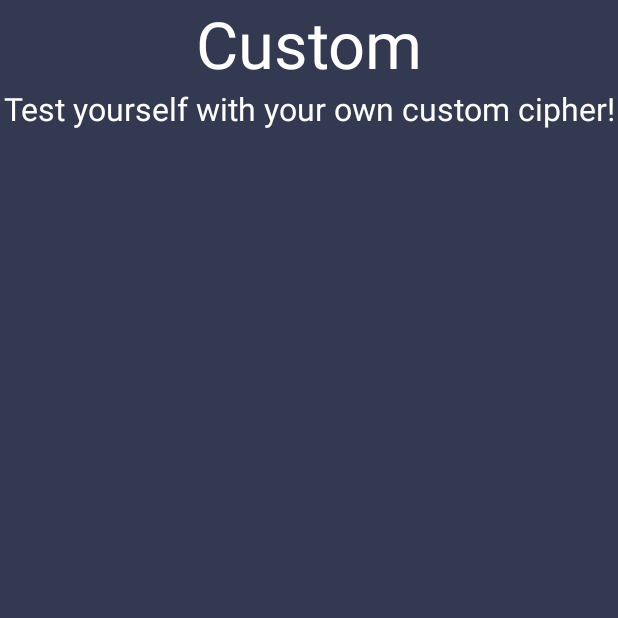
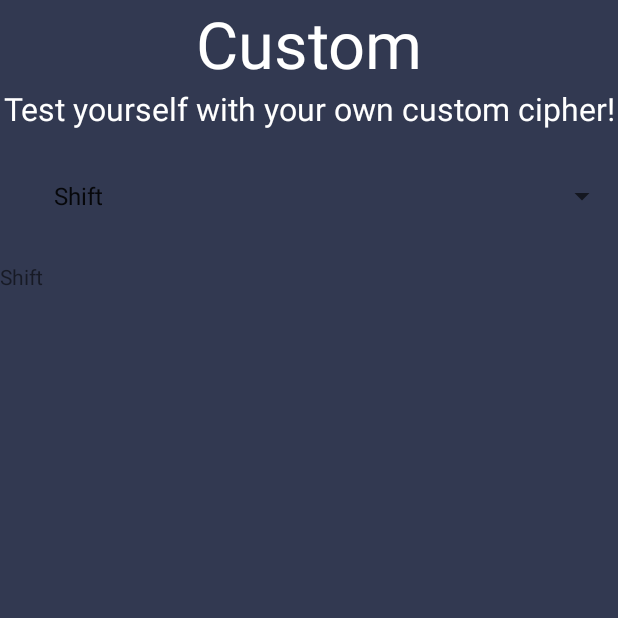
Before and after one commit to karanssidhu96/SyferSkool, an Android app: the screen it shows after launch (MainActivity), item 3 of the bottom bar chosen, on a phone screen of 412 x 824 dp, the top half of it. Run offline under Robolectric (Android 15) with nearby library versions, the phone set to English and light mode, and no system bars; libraries missing offline, so code that uses them is left out: org.koin.android; 1 statement that could not run was skipped.

Commit message:
Setup Koin for DI and added a spinner prototype for cipher types in the custom page

```diff
--- a/app/build.gradle
+++ b/app/build.gradle
@@ -25,8 +25,11 @@ dependencies {
     testImplementation 'junit:junit:4.12'
     androidTestImplementation 'com.android.support.test:runner:1.0.1'
     androidTestImplementation 'com.android.support.test.espresso:espresso-core:3.0.1'
-    compile "org.jetbrains.kotlin:kotlin-stdlib-jre7:$kotlin_version"
+    compile "org.jetbrains.kotlin:kotlin-stdlib-jdk7:$kotlin_version"
     implementation "com.android.support:design:26.1.0"
+    implementation 'android.arch.lifecycle:extensions:1.1.1'
+    annotationProcessor 'android.arch.lifecycle:compiler:1.1.1'
+    compile 'org.koin:koin-android-architecture:0.9.1'
 }
 repositories {
     mavenCentral()
--- a/app/src/main/AndroidManifest.xml
+++ b/app/src/main/AndroidManifest.xml
@@ -3,6 +3,7 @@
     package="uni.newcastle.karansidhu.syferskool">
 
     <application
+        android:name=".SyferSkoolApplication"
         android:allowBackup="true"
         android:icon="@mipmap/ic_launcher"
         android:label="@string/app_name"
--- /dev/null
+++ b/app/src/main/java/uni/newcastle/karansidhu/syferskool/CustomViewModel.kt
@@ -0,0 +1,15 @@
+package uni.newcastle.karansidhu.syferskool
+import android.arch.lifecycle.LiveData
+import android.arch.lifecycle.MutableLiveData
+import android.arch.lifecycle.ViewModel
+import android.widget.Spinner
+import android.widget.TextView
+import kotlin.properties.Delegates
+
+/**
+ * Created by Karan Sidhu on 30/04/2018.
+ */
+
+class CustomViewModel() : ViewModel() {
+
+}
--- /dev/null
+++ b/app/src/main/java/uni/newcastle/karansidhu/syferskool/DependencyInjector.kt
@@ -0,0 +1,15 @@
+package uni.newcastle.karansidhu.syferskool
+
+import org.koin.android.architecture.ext.viewModel
+import org.koin.dsl.module.Module
+import org.koin.dsl.module.applicationContext
+
+/**
+ * Created by Karan Sidhu on 30/04/2018.
+ */
+object DependencyInjector
+{
+    val appModule : Module = applicationContext {
+        viewModel { CustomViewModel() }
+    }
+}
--- a/app/src/main/java/uni/newcastle/karansidhu/syferskool/FragmentCustom.kt
+++ b/app/src/main/java/uni/newcastle/karansidhu/syferskool/FragmentCustom.kt
@@ -1,16 +1,28 @@
 package uni.newcastle.karansidhu.syferskool
 
-import android.app.Fragment
+import android.arch.lifecycle.LiveData
+import android.arch.lifecycle.MutableLiveData
+import android.support.v4.app.Fragment
 import android.graphics.Color
 import android.os.Bundle
 import android.view.LayoutInflater
 import android.view.View
 import android.view.ViewGroup
+import android.arch.lifecycle.ViewModel
+import android.widget.AdapterView
+import android.widget.ArrayAdapter
+import android.widget.Spinner
+import android.widget.TextView
+import org.koin.android.architecture.ext.viewModel
 
 /**
  * Created by Karan Sidhu on 30/03/2018.
  */
 class FragmentCustom: Fragment() {
+
+    //val viewModel : CustomViewModel by viewModel()
+    lateinit var cipherTypeSpinner : Spinner
+    lateinit var result : TextView
 
     companion object {
         fun newInstance(): Fragment
@@ -21,6 +33,24 @@ class FragmentCustom: Fragment() {
     }
 
     override fun onCreateView(inflater: LayoutInflater?, container: ViewGroup?, savedInstanceState: Bundle?): View {
-        return inflater!!.inflate(R.layout.fragment_custom, container, false)
+        val rootView : View = inflater!!.inflate(R.layout.fragment_custom, container, false)
+        cipherTypeSpinner = rootView.findViewById(R.id.sp_cipher_type)
+        result = rootView.findViewById(R.id.tv_spinner_test)
+
+        val cipherTypes = arrayOf(getString(R.string.text_custom_cipher_type_shift), getString(R.string.text_custom_cipher_type_poly))
+        cipherTypeSpinner.adapter = ArrayAdapter<String>(activity, android.R.layout.simple_list_item_1, cipherTypes)
+
+        cipherTypeSpinner.onItemSelectedListener = object : AdapterView.OnItemSelectedListener{
+            override fun onNothingSelected(p0: AdapterView<*>?) {
+                result.text = getString(R.string.text_custom_cipher_type_default)
+            }
+
+            override fun onItemSelected(p0: AdapterView<*>?, p1: View?, p2: Int, p3: Long) {
+                result.text = cipherTypes.get(p2)
+            }
+        }
+
+        return rootView
     }
+
 }
--- a/app/src/main/java/uni/newcastle/karansidhu/syferskool/FragmentHome.kt
+++ b/app/src/main/java/uni/newcastle/karansidhu/syferskool/FragmentHome.kt
@@ -1,6 +1,6 @@
 package uni.newcastle.karansidhu.syferskool
 
-import android.app.Fragment
+import android.support.v4.app.Fragment
 import android.os.Bundle
 import android.view.LayoutInflater
 import android.view.View
--- a/app/src/main/java/uni/newcastle/karansidhu/syferskool/FragmentTutorials.kt
+++ b/app/src/main/java/uni/newcastle/karansidhu/syferskool/FragmentTutorials.kt
@@ -1,6 +1,6 @@
 package uni.newcastle.karansidhu.syferskool
 
-import android.app.Fragment
+import android.support.v4.app.Fragment
 import android.os.Bundle
 import android.view.LayoutInflater
 import android.view.View
--- a/app/src/main/java/uni/newcastle/karansidhu/syferskool/MainActivity.kt
+++ b/app/src/main/java/uni/newcastle/karansidhu/syferskool/MainActivity.kt
@@ -1,7 +1,7 @@
 package uni.newcastle.karansidhu.syferskool
 
-import android.app.Fragment
-import android.app.FragmentTransaction
+import android.support.v4.app.Fragment
+import android.support.v4.app.FragmentTransaction
 import android.support.v7.app.AppCompatActivity
 import android.os.Bundle
 import android.support.design.widget.BottomNavigationView
@@ -30,13 +30,13 @@ class MainActivity : AppCompatActivity() {
                     R.id.action_custom ->
                             selectedFragment = FragmentCustom.newInstance()
                 }
-                var ft: FragmentTransaction = fragmentManager.beginTransaction()
+                var ft: FragmentTransaction = supportFragmentManager.beginTransaction()
                 ft.replace(R.id.frame_layout, selectedFragment)
                 ft.commit()
                 return true
             }
         })
-        var ft: FragmentTransaction = fragmentManager.beginTransaction()
+        var ft: FragmentTransaction = supportFragmentManager.beginTransaction()
         ft.replace(R.id.frame_layout, FragmentHome.newInstance())
         ft.commit()
     }
--- /dev/null
+++ b/app/src/main/java/uni/newcastle/karansidhu/syferskool/SyferSkoolApplication.kt
@@ -0,0 +1,16 @@
+package uni.newcastle.karansidhu.syferskool
+
+import android.app.Application
+import org.koin.android.ext.android.startKoin
+
+/**
+ * Created by Karan Sidhu on 30/04/2018.
+ */
+
+class SyferSkoolApplication : Application()
+{
+    override fun onCreate() {
+        super.onCreate()
+        startKoin(this, listOf(DependencyInjector.appModule))
+    }
+}
--- a/app/src/main/res/layout/fragment_custom.xml
+++ b/app/src/main/res/layout/fragment_custom.xml
@@ -21,4 +21,16 @@
         android:textColor="@color/white"
         android:textSize="21sp"/>
 
+    <Spinner
+        android:id="@+id/sp_cipher_type"
+        android:layout_width="match_parent"
+        android:layout_height="wrap_content"
+        android:padding="20dp"/>
+
+    <TextView
+        android:id="@+id/tv_spinner_test"
+        android:layout_width="match_parent"
+        android:layout_height="match_parent"
+        android:layout_gravity="center"/>
+
 </LinearLayout>
--- a/app/src/main/res/values/strings.xml
+++ b/app/src/main/res/values/strings.xml
@@ -1,7 +1,12 @@
 <resources>
     <string name="app_name">SyferSkool</string>
     <string name="text_home">Home</string>
+
     <string name="text_tutorials">Tutorials</string>
+
     <string name="text_custom">Custom</string>
     <string name="text_custom_intro">Test yourself with your own custom cipher!</string>
+    <string name="text_custom_cipher_type_default">Please choose a type of cipher</string>
+    <string name="text_custom_cipher_type_shift">Shift</string>
+    <string name="text_custom_cipher_type_poly">polyalphabetical</string>
 </resources>
```
